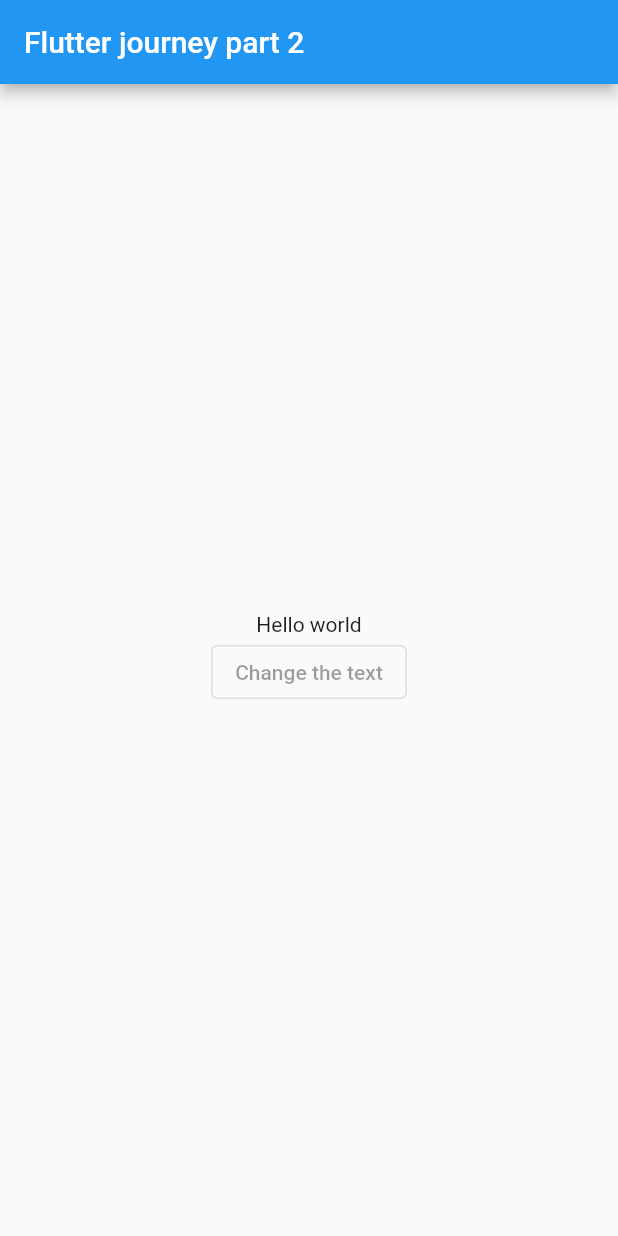
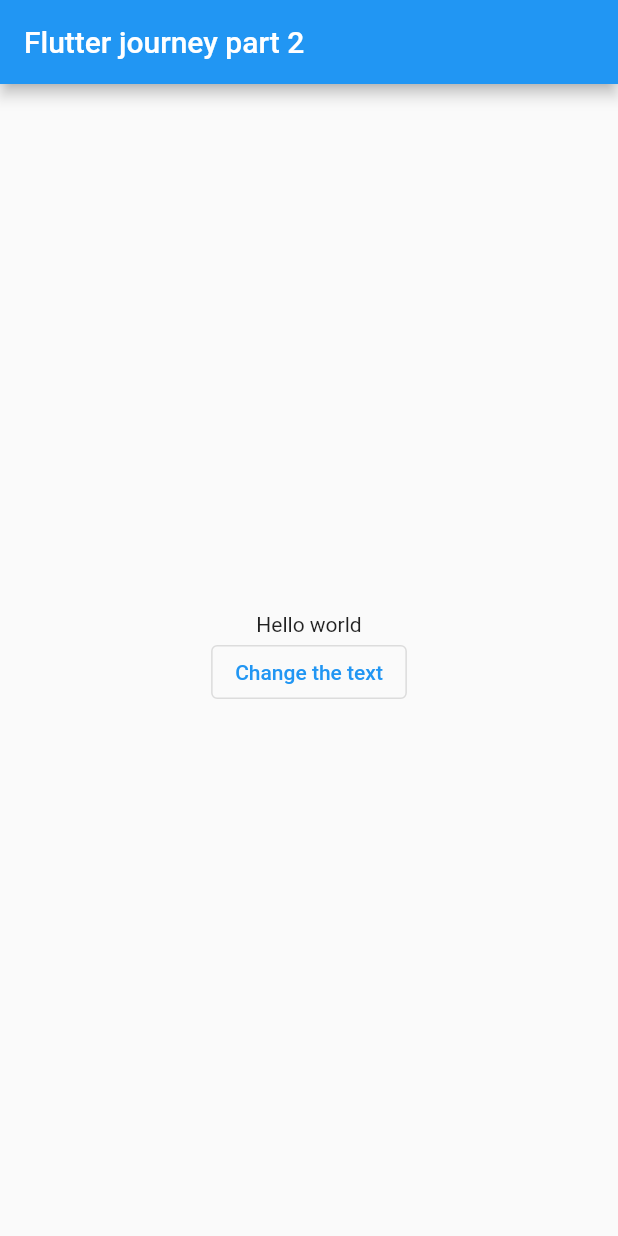
Before and after one commit to songhee24/flutter_begin, a Flutter app: the screen it shows after launch, on a phone screen of 412 x 824 dp. Run offline on Flutter 3.47's test engine with Material 2 defaults, Android fonts, the phone set to English and light mode, and no system bars; Roboto replaces fonts that are missing (Apple SD Gothic Neo).

Commit message:
state will change the text body

```diff
--- a/lib/main.dart
+++ b/lib/main.dart
@@ -19,6 +19,13 @@ class App extends StatefulWidget {
 }
 
 class _AppState extends State<App> {
+  String _text = 'Hello world';
+  void _changeTextHandler() {
+    setState(() {
+      _text = 'Changed';
+    });
+  }
+
   @override
   Widget build(BuildContext context) {
     return MaterialApp(
@@ -38,11 +45,11 @@ class _AppState extends State<App> {
           child: Column(
             mainAxisAlignment: MainAxisAlignment.center,
             crossAxisAlignment: CrossAxisAlignment.center,
-            children: const <Widget>[
-              Text('Hello world'),
+            children: <Widget>[
+              Text(_text),
               OutlinedButton(
-                onPressed: null,
-                child: Text('Change the text'),
+                onPressed: _changeTextHandler,
+                child: const Text('Change the text'),
               )
             ],
           ),
```
